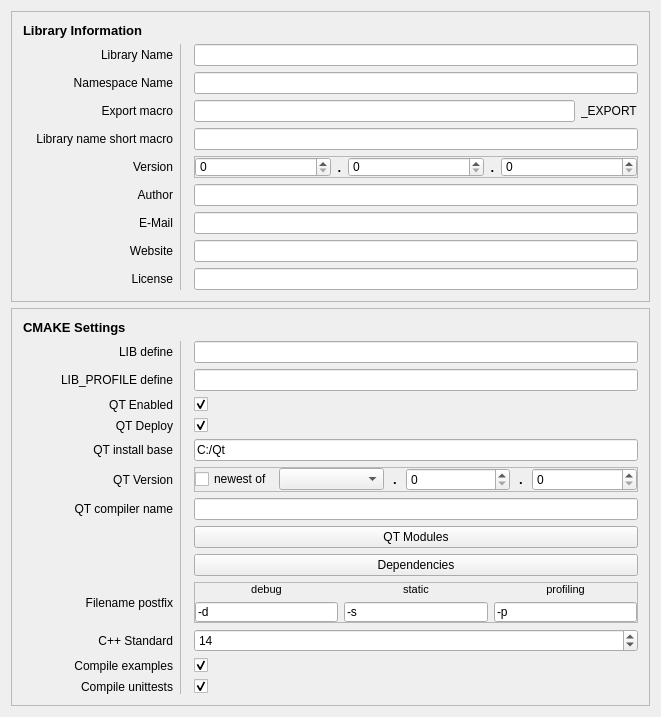
KROIA/CmakeLibCreator, file core/ui/ProjectSettingsDialog.ui: the form before one commit.
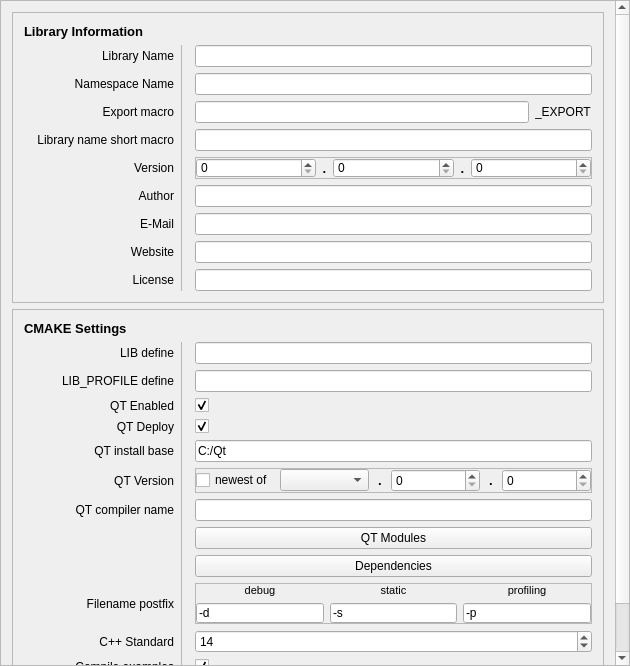
The form after the commit.

Diff of the .ui file:
```diff
--- a/core/ui/ProjectSettingsDialog.ui
+++ b/core/ui/ProjectSettingsDialog.ui
@@ -6,14 +6,50 @@
    <rect>
     <x>0</x>
     <y>0</y>
-    <width>661</width>
-    <height>659</height>
+    <width>630</width>
+    <height>666</height>
    </rect>
   </property>
+  <property name="minimumSize">
+   <size>
+    <width>630</width>
+    <height>100</height>
+   </size>
+  </property>
   <property name="windowTitle">
    <string>ProjectSettingsDialog</string>
   </property>
   <layout class="QVBoxLayout" name="verticalLayout">
+   <property name="leftMargin">
+    <number>0</number>
+   </property>
+   <property name="topMargin">
+    <number>0</number>
+   </property>
+   <property name="rightMargin">
+    <number>0</number>
+   </property>
+   <property name="bottomMargin">
+    <number>0</number>
+   </property>
+   <item>
+    <widget class="QScrollArea" name="scrollArea">
+     <property name="verticalScrollBarPolicy">
+      <enum>Qt::ScrollBarAlwaysOn</enum>
+     </property>
+     <property name="widgetResizable">
+      <bool>true</bool>
+     </property>
+     <widget class="QWidget" name="scrollAreaWidgetContents">
+      <property name="geometry">
+       <rect>
+        <x>0</x>
+        <y>0</y>
+        <width>614</width>
+        <height>664</height>
+       </rect>
+      </property>
+      <layout class="QVBoxLayout" name="verticalLayout_2">
    <item>
     <widget class="QFrame" name="librarySettings_frame">
      <property name="frameShape">
@@ -790,18 +826,9 @@
      </layout>
     </widget>
    </item>
-   <item>
-    <spacer name="verticalSpacer">
-     <property name="orientation">
-      <enum>Qt::Vertical</enum>
-     </property>
-     <property name="sizeHint" stdset="0">
-      <size>
-       <width>20</width>
-       <height>40</height>
-      </size>
-     </property>
-    </spacer>
+      </layout>
+     </widget>
+    </widget>
    </item>
   </layout>
  </widget>
```
Lines whose indentation alone changed are shown as unchanged.
